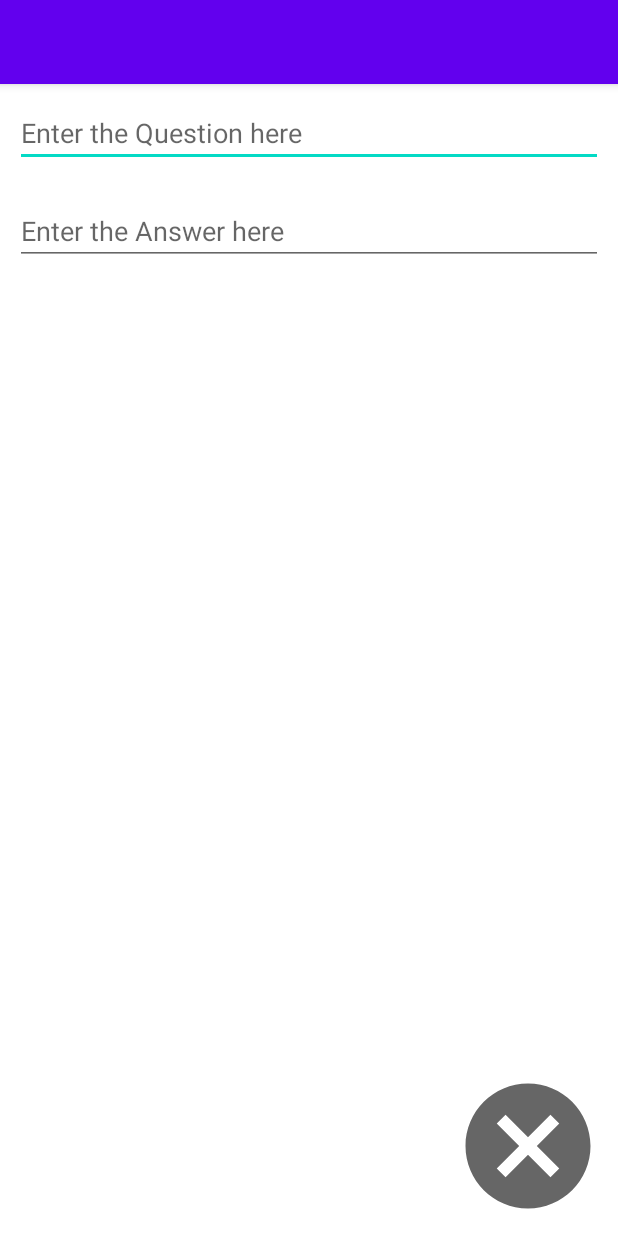
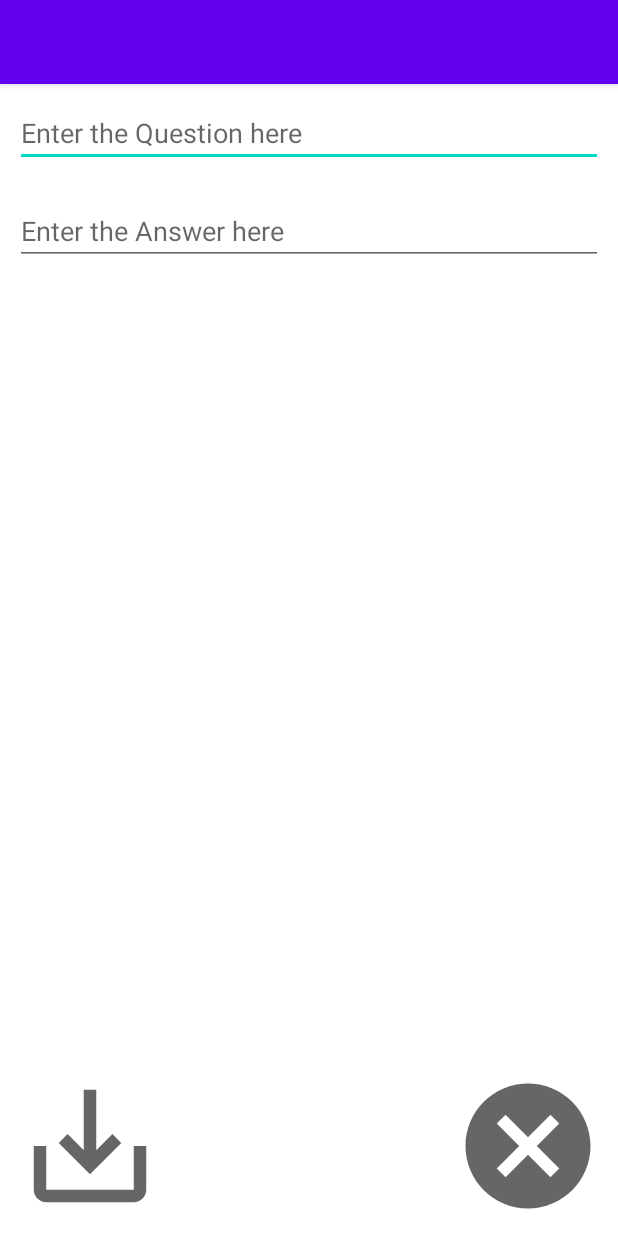
Before and after one commit to truongductri01/Android_FlashCard, an Android app: the screen it shows after launch (AddCardActivity), after a tap on an icon or button, on a phone screen of 412 x 824 dp. Run offline under Robolectric (Android 15) with nearby library versions, the phone set to English and light mode, and no system bars.

Commit message:
Add the functionality which create a new flashCard

```diff
--- a/app/src/main/java/com/example/flashcard/AddCardActivity.java
+++ b/app/src/main/java/com/example/flashcard/AddCardActivity.java
@@ -2,12 +2,19 @@ package com.example.flashcard;
 
 import androidx.appcompat.app.AppCompatActivity;
 
+import android.content.Intent;
 import android.os.Bundle;
 import android.view.View;
+import android.widget.EditText;
 import android.widget.ImageView;
+
+import java.util.ArrayList;
 
 public class AddCardActivity extends AppCompatActivity {
     ImageView cancelBtn;
+    ImageView saveCardBtn;
+    EditText questionET;
+    EditText answerET;
     @Override
     protected void onCreate(Bundle savedInstanceState) {
         super.onCreate(savedInstanceState);
@@ -20,5 +27,21 @@ public class AddCardActivity extends AppCompatActivity {
                 finish();
             }
         });
+
+        saveCardBtn = findViewById(R.id.saveCardBtn);
+        questionET = findViewById(R.id.questionEditText);
+        answerET = findViewById(R.id.answerEditText);
+        ArrayList<String> flashCard = new ArrayList<>();
+        Intent intent = new Intent(this, MainActivity.class);
+        saveCardBtn.setOnClickListener(new View.OnClickListener() {
+            @Override
+            public void onClick(View v) {
+                flashCard.add(questionET.getText().toString());
+                flashCard.add(answerET.getText().toString());
+                intent.putExtra("new_card", flashCard);
+                startActivity(intent);
+                finish();
+            }
+        });
     }
 }
--- a/app/src/main/java/com/example/flashcard/MainActivity.java
+++ b/app/src/main/java/com/example/flashcard/MainActivity.java
@@ -8,6 +8,8 @@ import android.os.Bundle;
 import android.view.View;
 import android.widget.ImageView;
 import android.widget.TextView;
+
+import java.util.ArrayList;
 
 public class MainActivity extends AppCompatActivity {
     TextView flashcard_question;
@@ -73,5 +75,21 @@ public class MainActivity extends AppCompatActivity {
                 startActivity(intent);
             }
         });
+
+        // receive new Card
+        receiveNewCard(this.getIntent());
+    }
+
+    void receiveNewCard(Intent intent) {
+        ArrayList<String> newCard;
+        if (intent.hasExtra("new_card")) {
+            newCard = intent.getStringArrayListExtra("new_card");
+            flashcard_question.setText(newCard.get(0));
+            flashcard_answer.setText(newCard.get(1));
+
+            answer1.setVisibility(View.INVISIBLE);
+            answer2.setVisibility(View.INVISIBLE);
+            answer3.setVisibility(View.INVISIBLE);
+        }
     }
 }
--- /dev/null
+++ b/app/src/main/res/drawable/save_btn.xml
@@ -0,0 +1,10 @@
+<vector xmlns:android="http://schemas.android.com/apk/res/android"
+    android:width="24dp"
+    android:height="24dp"
+    android:viewportWidth="24"
+    android:viewportHeight="24"
+    android:tint="?attr/colorControlNormal">
+  <path
+      android:fillColor="@android:color/white"
+      android:pathData="M19,12v7L5,19v-7L3,12v7c0,1.1 0.9,2 2,2h14c1.1,0 2,-0.9 2,-2v-7h-2zM13,12.67l2.59,-2.58L17,11.5l-5,5 -5,-5 1.41,-1.41L11,12.67L11,3h2z"/>
+</vector>
--- a/app/src/main/res/layout/activity_add_card.xml
+++ b/app/src/main/res/layout/activity_add_card.xml
@@ -34,4 +34,14 @@
         android:layout_margin="10dp"
         android:layout_below="@id/questionEditText"
         android:hint="Enter the Answer here" />
+
+    <ImageView
+        android:id="@+id/saveCardBtn"
+        android:layout_width="100dp"
+        android:layout_height="100dp"
+        android:layout_alignParentBottom="true"
+        android:layout_alignParentStart="true"
+        android:layout_marginStart="10dp"
+        android:layout_marginBottom="10dp"
+        app:srcCompat="@drawable/save_btn" />
 </RelativeLayout>
```
